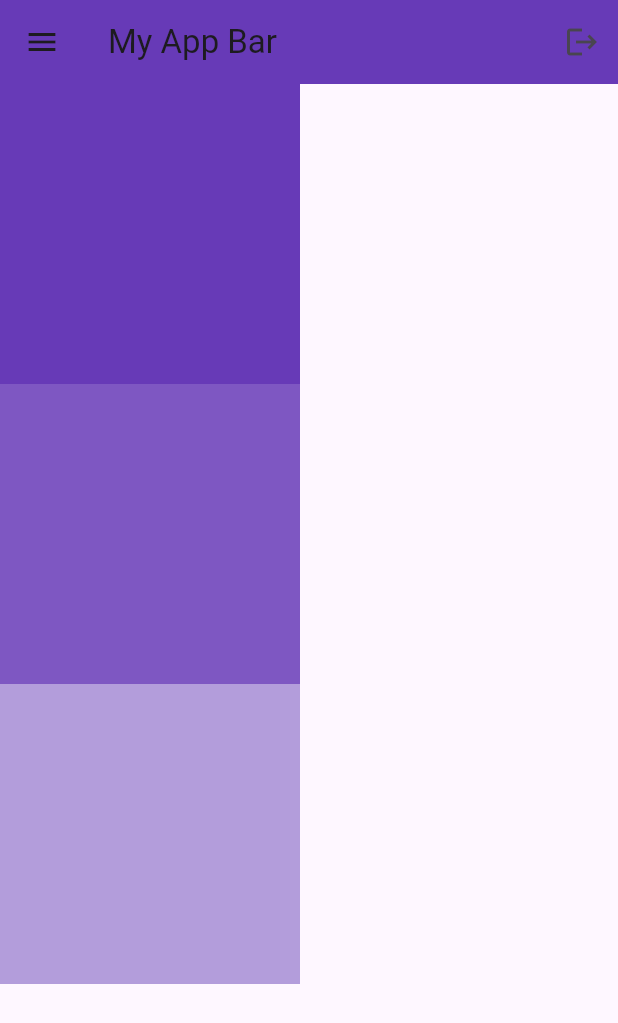
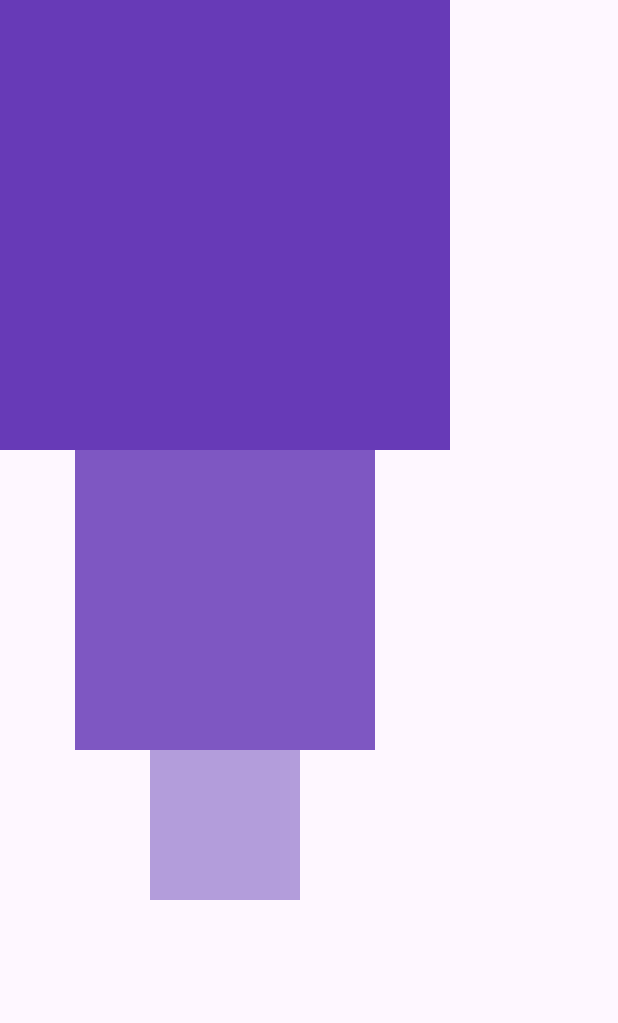
Before and after one commit to ProgrammerSohan/Flutter-Dart-Practices, a Flutter app: the screen it shows after launch, on a phone screen of 412 x 824 dp. Shown: the top 1023 px of the screen. Run offline on Flutter 3.47's test engine with Material 3 defaults, Android fonts, the phone set to English and light mode, and no system bars.

Commit message:
08.2-widgets-column-row

```diff
--- a/lib/main.dart
+++ b/lib/main.dart
@@ -14,26 +14,19 @@ class MyApp extends StatelessWidget {
     return MaterialApp(
       debugShowCheckedModeBanner: false,
       home: Scaffold(
-         //backgroundColor: Colors.deepPurple[100],
-         appBar: AppBar(
-            title: Text("My App Bar"),
-            backgroundColor: Colors.deepPurple,
-            elevation: 0,
-            leading: Icon(Icons.menu),
-              actions: [
-                IconButton(
-                   onPressed: () {},
-                   icon: Icon(Icons.logout),
-                ),
 
-              ],
-         ),
          body:  Column(
+         // mainAxisAlignment: MainAxisAlignment.center,
+         // mainAxisAlignment: MainAxisAlignment.end,
+         //mainAxisAlignment: MainAxisAlignment.spaceEvenly,
+         //mainAxisAlignment: MainAxisAlignment.spaceAround,
+        // mainAxisAlignment: MainAxisAlignment.spaceBetween,
+        crossAxisAlignment: CrossAxisAlignment.center,
             children:[
                 //1st box
                 Container(
-                  height: 200,
-                  width: 200,
+                  height: 300,
+                  width: 300,
                   color: Colors.deepPurple,
 
                 ),
@@ -46,8 +39,8 @@ class MyApp extends StatelessWidget {
                 ),
                 //3rd box
                   Container(
-                  height: 200,
-                  width: 200,
+                  height: 100,
+                  width: 100,
                   color: Colors.deepPurple[200],
 
                 ),
```
